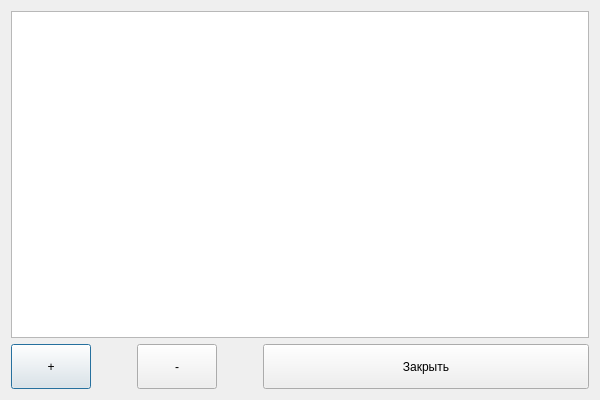
Above: imp/settingseditordialog.ui from AlexAkatyev/imp21 before the change. Below: the same form after it.
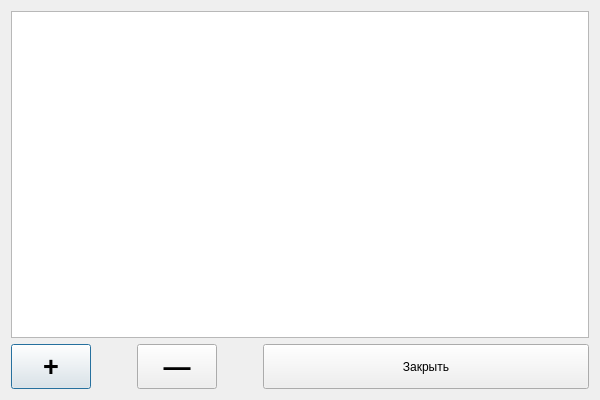
That is the form after the change.

Commit message: сделать диалог понятнее

The edit to the form file:
```diff
--- a/imp/settingseditordialog.ui
+++ b/imp/settingseditordialog.ui
@@ -34,6 +34,16 @@
          <height>45</height>
         </size>
        </property>
+       <property name="font">
+        <font>
+         <pointsize>20</pointsize>
+         <weight>75</weight>
+         <bold>true</bold>
+        </font>
+       </property>
+       <property name="toolTip">
+        <string notr="true">Добавить рабочее место</string>
+       </property>
        <property name="text">
         <string notr="true">+</string>
        </property>
@@ -60,8 +70,18 @@
          <height>45</height>
         </size>
        </property>
+       <property name="font">
+        <font>
+         <pointsize>20</pointsize>
+         <weight>75</weight>
+         <bold>true</bold>
+        </font>
+       </property>
+       <property name="toolTip">
+        <string notr="true">Удалить рабочее место</string>
+       </property>
        <property name="text">
-        <string notr="true">-</string>
+        <string notr="true">—</string>
        </property>
       </widget>
      </item>
```
Left out of the diff: 2 changed lines with no effect on the pictures.
